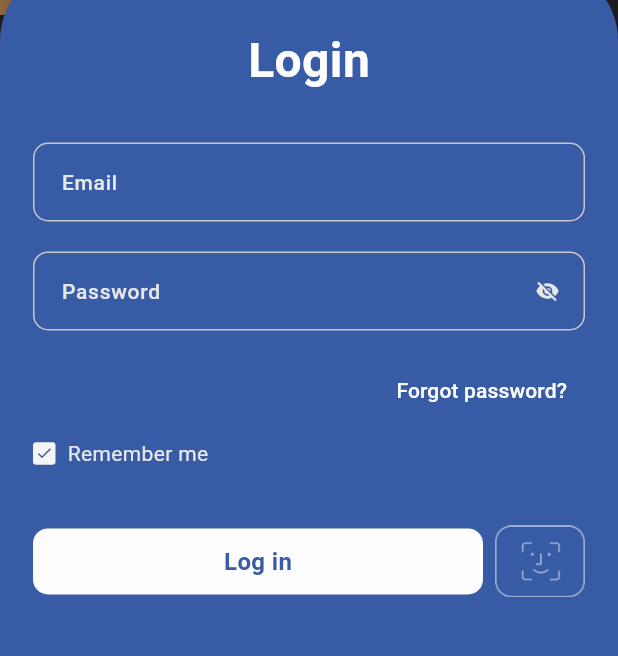
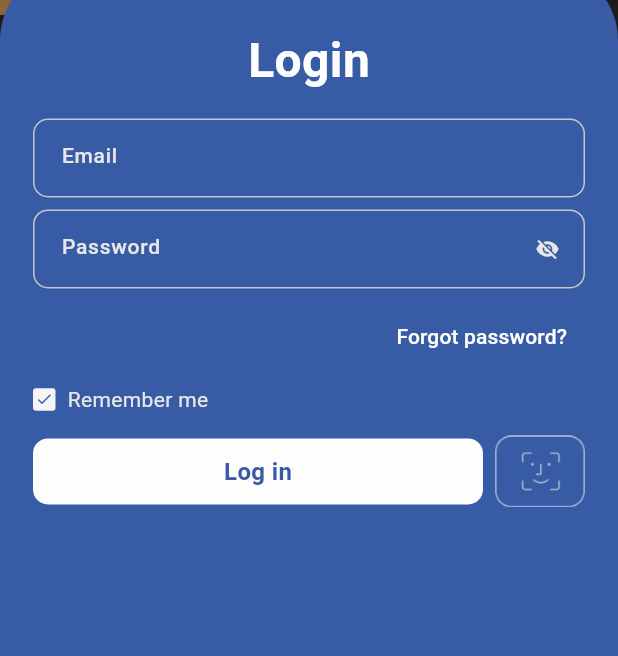
Before and after one commit to Mehedi259/iywt, a Flutter app: the screen it shows after launch, after a tap on "Remember me", on a phone screen of 412 x 824 dp, the part 555-1211 px from its top. Run offline on Flutter 3.47's test engine with Material 3 defaults, Android fonts, the phone set to English and light mode, and no system bars; our stand-ins replace cached_network_image, camera, file_picker, flutter_markdown, flutter_screenutil, flutter_widget_from_html_core and 8 more; missing offline and left inert: cunning_document_scanner.

Commit message:
log in design updated

```diff
--- a/lib/presentation/screens/authentication/login.dart
+++ b/lib/presentation/screens/authentication/login.dart
@@ -14,20 +14,44 @@ class LoginScreen extends StatefulWidget {
 
 class _LoginScreenState extends State<LoginScreen> {
   late LoginController controller;
+  final FocusNode _emailFocusNode = FocusNode();
+  final FocusNode _passwordFocusNode = FocusNode();
+
+  bool _isEmailFocused = false;
+  bool _isPasswordFocused = false;
 
   @override
   void initState() {
     super.initState();
     controller = Get.put(LoginController());
+
+    // Listen to focus changes
+    _emailFocusNode.addListener(() {
+      setState(() {
+        _isEmailFocused = _emailFocusNode.hasFocus;
+      });
+    });
+
+    _passwordFocusNode.addListener(() {
+      setState(() {
+        _isPasswordFocused = _passwordFocusNode.hasFocus;
+      });
+    });
   }
 
   @override
   void didChangeDependencies() {
     super.didChangeDependencies();
-    // Set context after widget is built
     WidgetsBinding.instance.addPostFrameCallback((_) {
       controller.setContext(context);
     });
+  }
+
+  @override
+  void dispose() {
+    _emailFocusNode.dispose();
+    _passwordFocusNode.dispose();
+    super.dispose();
   }
 
   @override
@@ -102,15 +126,19 @@ class _LoginScreenState extends State<LoginScreen> {
                           ),
                         ),
                       ),
-                      const SizedBox(height: 32),
+                      const SizedBox(height: 16),
                       _buildTextField(
                         controller: controller.emailController,
+                        focusNode: _emailFocusNode,
                         hint: 'Email',
+                        isFocused: _isEmailFocused,
                       ),
-                      const SizedBox(height: 20),
+                      const SizedBox(height: 8),
                       Obx(() => _buildTextField(
                         controller: controller.passwordController,
+                        focusNode: _passwordFocusNode,
                         hint: 'Password',
+                        isFocused: _isPasswordFocused,
                         obscureText: controller.obscurePassword.value,
                         suffixIcon: IconButton(
                           icon: Icon(
@@ -123,7 +151,7 @@ class _LoginScreenState extends State<LoginScreen> {
                           onPressed: controller.togglePasswordVisibility,
                         ),
                       )),
-                      const SizedBox(height: 16),
+                      const SizedBox(height: 8),
                       Row(
                         mainAxisAlignment: MainAxisAlignment.end,
                         children: [
@@ -142,9 +170,9 @@ class _LoginScreenState extends State<LoginScreen> {
                       ),
                       const SizedBox(height: 8),
                       _buildRememberMeCheckbox(controller),
-                      const SizedBox(height: 32),
+                      const SizedBox(height: 8),
                       _buildLoginButtonRow(controller),
-                      const SizedBox(height: 20),
+                      const SizedBox(height: 8),
                     ],
                   ),
                 ),
@@ -158,29 +186,59 @@ class _LoginScreenState extends State<LoginScreen> {
 
   Widget _buildTextField({
     required TextEditingController controller,
+    required FocusNode focusNode,
     required String hint,
+    required bool isFocused,
     bool obscureText = false,
     Widget? suffixIcon,
   }) {
-    return Container(
+    return AnimatedContainer(
+      duration: const Duration(milliseconds: 200),
       height: 52.63,
       decoration: BoxDecoration(
-        border: Border.all(color: const Color(0xFFC7C7C7), width: 1),
+        border: Border.all(
+          color: isFocused
+              ? const Color(0xFFFDFDFD)
+              : const Color(0xFFC7C7C7),
+          width: isFocused ? 2 : 1,
+        ),
         borderRadius: BorderRadius.circular(10),
+        color: isFocused
+            ? const Color(0xFF2E4A7F)
+            : Colors.transparent,
+        boxShadow: isFocused
+            ? [
+          BoxShadow(
+            color: const Color(0xFFFDFDFD).withOpacity(0.3),
+            blurRadius: 8,
+            offset: const Offset(0, 2),
+          ),
+        ]
+            : null,
       ),
       child: TextField(
         controller: controller,
+        focusNode: focusNode,
         obscureText: obscureText,
-        style: const TextStyle(color: Color(0xFFE7E7E7)),
+        style: const TextStyle(
+          color: Color(0xFFE7E7E7),
+          fontSize: 14,
+          fontWeight: FontWeight.w500,
+        ),
         decoration: InputDecoration(
           hintText: hint,
-          hintStyle: const TextStyle(
-            color: Color(0xFFE7E7E7),
+          hintStyle: TextStyle(
+            color: isFocused
+                ? const Color(0xFFE7E7E7).withOpacity(0.7)
+                : const Color(0xFFE7E7E7),
             fontSize: 14,
             fontWeight: FontWeight.w500,
           ),
           border: InputBorder.none,
-          contentPadding: const EdgeInsets.symmetric(horizontal: 18, vertical: 16),
+          contentPadding: const EdgeInsets.symmetric(
+            horizontal: 18,
+            vertical: 16,
+          ),
           suffixIcon: suffixIcon,
         ),
       ),
--- a/lib/presentation/screens/splash/splash.dart
+++ b/lib/presentation/screens/splash/splash.dart
@@ -1,6 +1,6 @@
+// lib/presentation/screens/authentication/splash_screen.dart
 import 'package:flutter/material.dart';
 import 'package:go_router/go_router.dart';
-
 import '../../../core/custom_assets/assets.gen.dart';
 
 class SplashScreen extends StatefulWidget {
@@ -55,18 +55,19 @@ class _SplashScreenState extends State<SplashScreen>
 
   @override
   Widget build(BuildContext context) {
+    final size = MediaQuery.of(context).size;
+
     return Scaffold(
       backgroundColor: const Color(0xFF1D1B20),
       body: Stack(
+        fit: StackFit.expand,
         children: [
-          // Background Image (large circular background)
-          Positioned(
-            child: Container(
-              decoration: BoxDecoration(
-                image: DecorationImage(
-                  image: AssetImage(Assets.images.splashScreenBackground.path),
-                  fit: BoxFit.cover,
-                ),
+          // Background Image
+          Container(
+            decoration: BoxDecoration(
+              image: DecorationImage(
+                image: AssetImage(Assets.images.splashScreenBackground.path),
+                fit: BoxFit.cover,
               ),
             ),
           ),
@@ -80,21 +81,11 @@ class _SplashScreenState extends State<SplashScreen>
                   opacity: _fadeAnimation,
                   child: ScaleTransition(
                     scale: _scaleAnimation,
-                    child: Column(
-                      mainAxisAlignment: MainAxisAlignment.center,
-                      children: [
-                        // Logo Text Image
-                        Container(
-                          width: 230,
-                          height: 230,
-                          decoration: BoxDecoration(
-                            image: DecorationImage(
-                              image: AssetImage(Assets.images.splashScreenLogo.path),
-                              fit: BoxFit.contain,
-                            ),
-                          ),
-                        ),
-                      ],
+                    child: Image.asset(
+                      Assets.images.splashScreenLogo.path,
+                      width: size.width * 0.6,
+                      height: size.width * 0.6,
+                      fit: BoxFit.contain,
                     ),
                   ),
                 );
```
